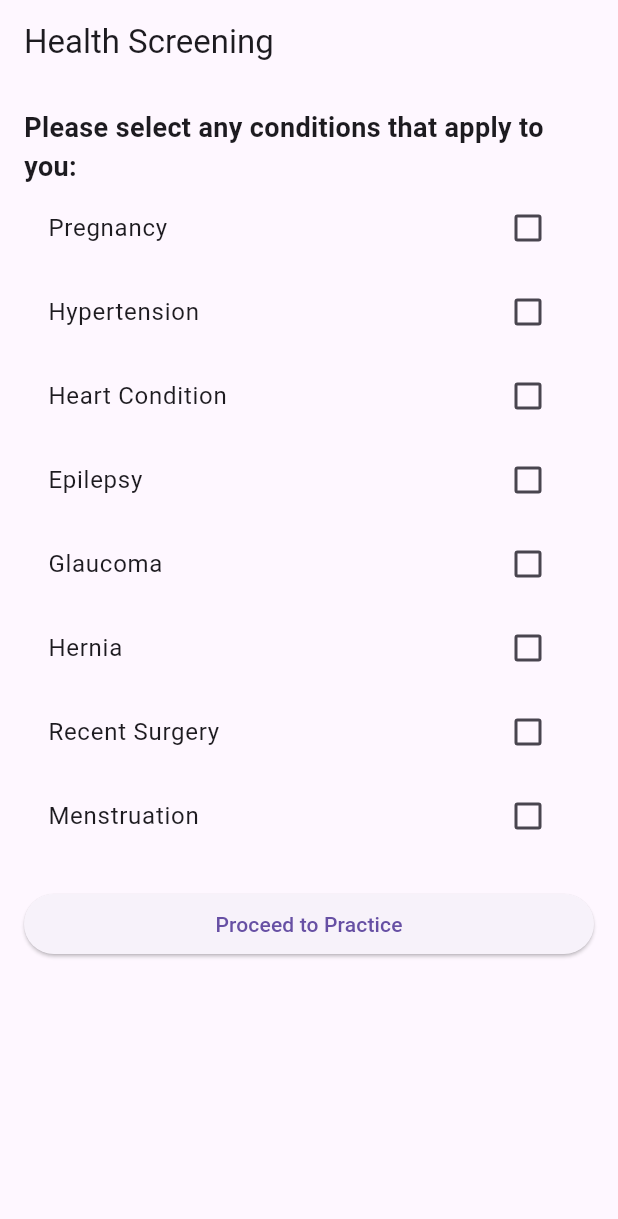
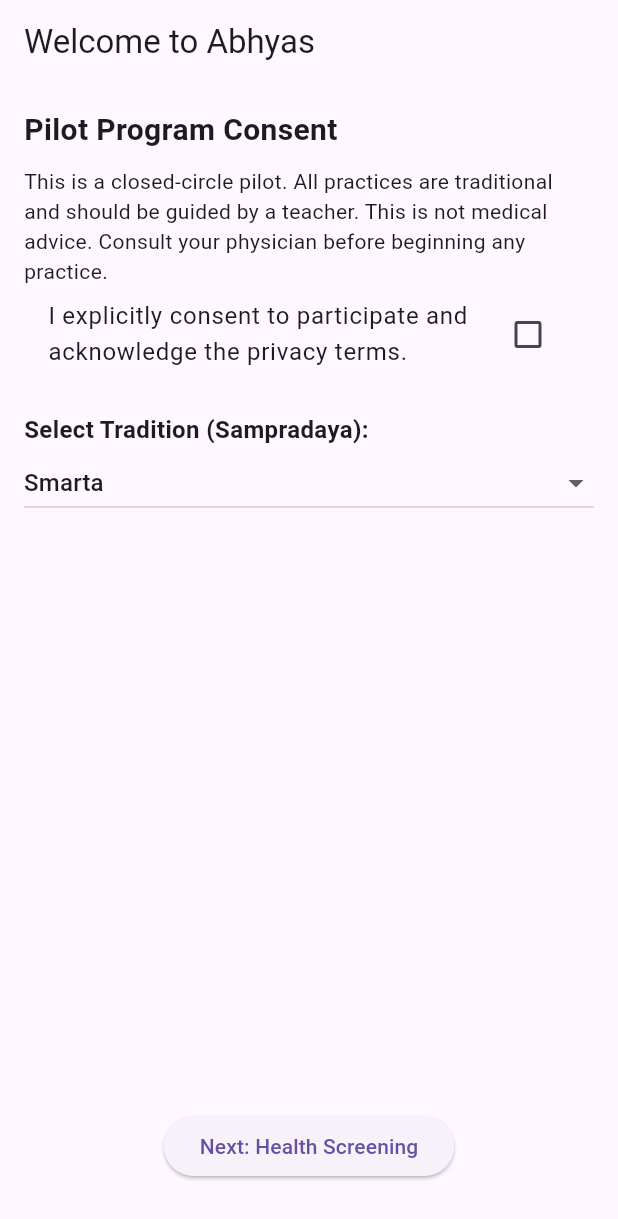
Before and after one commit to imkks/ABHYAS, a Flutter app: the screen it shows after launch, on a phone screen of 412 x 824 dp. Shown: the top 1219 px of the screen. Run offline on Flutter 3.47's test engine with Material 3 defaults, Android fonts, the phone set to English and light mode, and no system bars; missing offline and left inert: json_schema.

Commit message:
feat: Add full Phase 1 UI flow and fix compilation error
- Resolves compilation error in `PracticePlayerScreen` with string interpolation.
- Implements `OnboardingScreen` for consent and tradition selection.
- Connects `HealthScreeningScreen` to `PracticeListScreen` to validate health flags against practices.
- Enhances `PracticePlayerScreen` to display phase UI and transition to `PostSessionCheckinScreen` upon session end.
- Includes `seed_config.dart` with Section 8 draft definitions.

Co-authored-by: imkks <52670330+imkks@users.noreply.github.com>

```diff
--- /dev/null
+++ b/app/lib/config/seed_config.dart
@@ -0,0 +1,64 @@
+const Map<String, dynamic> seedConfig = {
+  "config_version": "0.1.0",
+  "matra_default_seconds": 1.0,
+  "hold_cap_fraction_of_cht": 0.6,
+  "comfort_streak_required_for_step": 5,
+  "vishrama_days_per_week": 1,
+  "levels": [
+    {
+      "id": 1, "name": "Prarambha", "gate": "self",
+      "practices": ["breath_awareness", "om_chant", "bhramari", "nadi_shodhana_basic"],
+      "ratio_ladder": [[1,0,1,0]], "base_count": 4,
+      "mudras": ["gyan", "chin", "dhyana"], "bandhas": [],
+      "pariksha": { "min_sessions": 21 }
+    },
+    {
+      "id": 2, "name": "Abhyasa", "gate": "streak",
+      "practices": ["kapalbhati", "ujjayi", "nadi_shodhana_nasika"],
+      "ratio_ladder": [[1,0,1,0],[1,0,2,0]], "base_count": 4,
+      "kapalbhati": { "strokes_per_min": 60, "strokes_per_round_ladder": [30, 45, 60], "rounds": 3 },
+      "mudras": ["nasika", "shanmukhi"], "bandhas": [],
+      "pariksha": { "min_sessions": 42, "consecutive_days_window": 21 }
+    },
+    {
+      "id": 3, "name": "Antar", "gate": "teacher",
+      "practices": ["sheetali", "sheetkari", "antar_kumbhaka_short"],
+      "ratio_ladder": [[1,1,2,0],[1,2,2,0]], "base_count": 4,
+      "mudras": ["prana", "apana"], "bandhas": ["jalandhara"],
+      "pariksha": { "cht_required": true, "teacher_signoff": true }
+    },
+    {
+      "id": 4, "name": "Shakti", "gate": "teacher",
+      "practices": ["bhastrika", "surya_bhedana", "kapalbhati_advanced"],
+      "ratio_ladder": [[1,2,2,0],[1,3,2,0]], "base_count": 4,
+      "bandhas": ["jalandhara", "mula"],
+      "pariksha": { "teacher_signoff": true }
+    },
+    {
+      "id": 5, "name": "Kumbhaka", "gate": "teacher",
+      "practices": ["nadi_shodhana_full"],
+      "ratio_ladder": [[1,2,2,0],[1,3,2,0],[1,4,2,0]], "base_count": 4,
+      "bandhas": ["jalandhara", "mula"],
+      "pariksha": { "teacher_signoff": true, "teacher_observes_early_sessions": true }
+    },
+    {
+      "id": 6, "name": "Bahya", "gate": "teacher",
+      "practices": ["bahya_kumbhaka", "uddiyana_kriya", "maha_bandha"],
+      "bahya_start_seconds": 4, "bahya_never_exceeds_antar": true,
+      "bandhas": ["uddiyana", "maha_bandha"],
+      "pariksha": { "teacher_signoff": true, "live_or_video_review": true }
+    },
+    {
+      "id": 7, "name": "Dhyana", "gate": "guru_only",
+      "practices": ["trataka", "antar_mouna", "ajapa_japa", "yoga_nidra_advanced"],
+      "mudras": ["maha_mudra", "maha_bheda", "viparita_karani", "shambhavi"],
+      "ratio_cap_default": [6,24,12,0],
+      "pariksha": { "guru_only": true }
+    }
+  ],
+  "weaning": {
+    "stage_min_weeks": [3, 3, 3, 3, 0],
+    "stage_min_consecutive_sessions": [10, 10, 10, 10, 0],
+    "graduation_consecutive_sessions": 3
+  }
+};
--- a/app/lib/main.dart
+++ b/app/lib/main.dart
@@ -1,5 +1,5 @@
 import 'package:flutter/material.dart';
-import 'ui/health_screening_screen.dart';
+import 'ui/onboarding_screen.dart';
 
 void main() {
   runApp(AbhyasApp());
@@ -13,7 +13,7 @@ class AbhyasApp extends StatelessWidget {
       theme: ThemeData(
         primarySwatch: Colors.blue,
       ),
-      home: HealthScreeningScreen(),
+      home: OnboardingScreen(),
     );
   }
 }
--- /dev/null
+++ b/app/lib/ui/onboarding_screen.dart
@@ -0,0 +1,85 @@
+import 'package:flutter/material.dart';
+import 'health_screening_screen.dart';
+
+class OnboardingScreen extends StatefulWidget {
+  @override
+  _OnboardingScreenState createState() => _OnboardingScreenState();
+}
+
+class _OnboardingScreenState extends State<OnboardingScreen> {
+  bool _consentGiven = false;
+  String _selectedTradition = 'Smarta';
+  final List<String> _traditions = ['Smarta', 'Vaishnava', 'Shaiva', 'Shakta', 'Arya Samaj', 'Other'];
+
+  void _proceed() {
+    if (!_consentGiven) {
+      ScaffoldMessenger.of(context).showSnackBar(SnackBar(
+        content: Text('Please provide explicit consent to proceed.'),
+      ));
+      return;
+    }
+
+    Navigator.pushReplacement(
+      context,
+      MaterialPageRoute(
+        builder: (context) => HealthScreeningScreen(),
+      ),
+    );
+  }
+
+  @override
+  Widget build(BuildContext context) {
+    return Scaffold(
+      appBar: AppBar(title: Text('Welcome to Abhyas')),
+      body: Padding(
+        padding: const EdgeInsets.all(16.0),
+        child: Column(
+          crossAxisAlignment: CrossAxisAlignment.start,
+          children: [
+            Text(
+              'Pilot Program Consent',
+              style: TextStyle(fontSize: 20, fontWeight: FontWeight.bold),
+            ),
+            SizedBox(height: 10),
+            Text(
+              'This is a closed-circle pilot. All practices are traditional and should be guided by a teacher. This is not medical advice. Consult your physician before beginning any practice.',
+            ),
+            CheckboxListTile(
+              title: Text('I explicitly consent to participate and acknowledge the privacy terms.'),
+              value: _consentGiven,
+              onChanged: (val) => setState(() => _consentGiven = val ?? false),
+            ),
+            SizedBox(height: 20),
+            Text(
+              'Select Tradition (Sampradaya):',
+              style: TextStyle(fontSize: 16, fontWeight: FontWeight.bold),
+            ),
+            DropdownButton<String>(
+              value: _selectedTradition,
+              isExpanded: true,
+              items: _traditions.map((String value) {
+                return DropdownMenuItem<String>(
+                  value: value,
+                  child: Text(value),
+                );
+              }).toList(),
+              onChanged: (newValue) {
+                setState(() {
+                  _selectedTradition = newValue!;
+                });
+              },
+            ),
+            Spacer(),
+            Center(
+              child: ElevatedButton(
+                onPressed: _proceed,
+                child: Text('Next: Health Screening'),
+              ),
+            ),
+            SizedBox(height: 20),
+          ],
+        ),
+      ),
+    );
+  }
+}
```
Also changed, not shown: app/lib/ui/post_session_checkin_screen.dart (added, +82 -0 lines), app/lib/ui/practice_list_screen.dart (added, +55 -0 lines), app/lib/ui/practice_player_screen.dart (+30 -3 lines).
